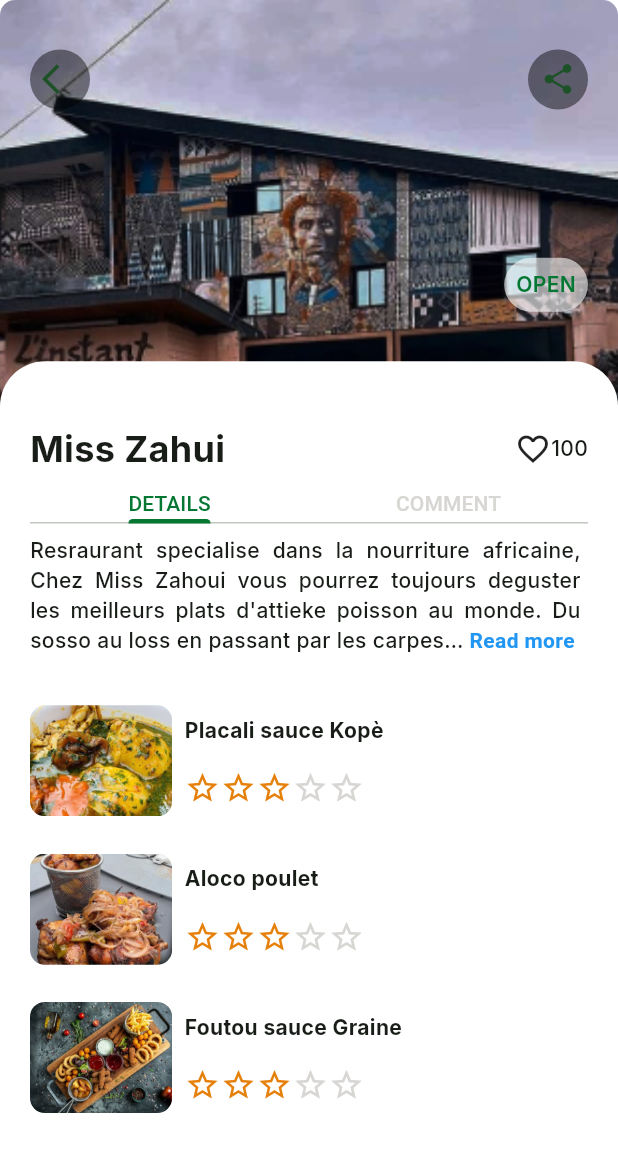
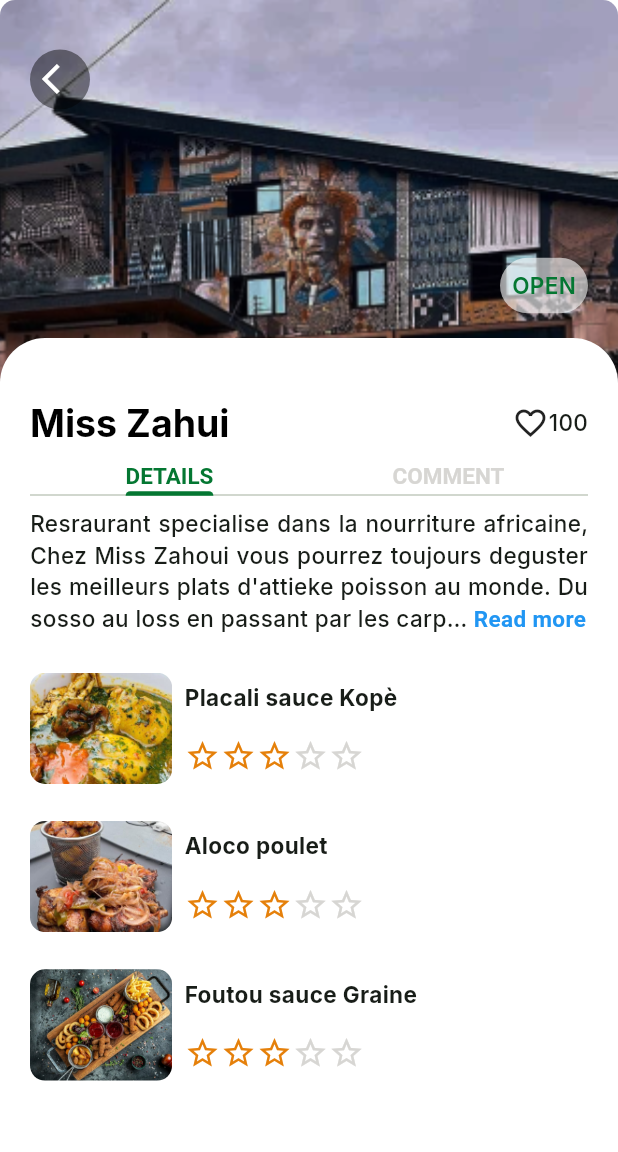
Before and after one commit to AB-GILGAL/FoodIvoire, a Flutter app: the HomeView screen opened directly, after a tap on "Miss Zahui", on a phone screen of 412 x 824 dp. Shown: the top 1152 px of the screen. Run offline on Flutter 3.47's test engine with Material 2 defaults, Android fonts, the phone set to English and light mode, and no system bars; drawn by our look-alikes of readmore; our stand-ins replace country_code_picker, dartz, flutter_secure_storage, get_it, shared_preferences; accounts and stored records are empty.

Commit message:
Vendor Model

```diff
--- a/lib/presentation/drawer.dart
+++ b/lib/presentation/drawer.dart
@@ -1,4 +1,5 @@
 import 'package:flutter/material.dart';
+// import 'package:share_plus/share_plus.dart';
 
 class DrawerView extends StatelessWidget {
   const DrawerView({super.key});
@@ -108,7 +109,8 @@ class DrawerView extends StatelessWidget {
                   //   leading: const Icon(Icons.share, size: 20),
                   //   title: const Text('Share',
                   //       style: TextStyle(fontSize: 17)),
-                  //   onTap: () {},
+                  //   onTap: ()async => await Share.share("Check out the amazing Food Delivery App."
+                  //   ),
                   // ),
                   SizedBox(
                     height: MediaQuery.sizeOf(context).height * .05,
--- a/lib/presentation/home.dart
+++ b/lib/presentation/home.dart
@@ -47,7 +47,7 @@ class _HomeViewState extends State<HomeView> {
                   width: MediaQuery.of(context).size.width * 0.7,
                   child: TextField(
                     cursorHeight: 20,
-                    cursorColor: grey,
+                    cursorColor: green,
                     style: const TextStyle(fontSize: 15),
                     decoration: InputDecoration(
                         contentPadding:
@@ -56,7 +56,7 @@ class _HomeViewState extends State<HomeView> {
                           borderRadius: BorderRadius.circular(20),
                           borderSide: const BorderSide(color: orange),
                         ),
-                        fillColor: grey,
+                        fillColor: lightGrey,
                         filled: true,
                         focusedBorder: OutlineInputBorder(
                           borderRadius: BorderRadius.circular(20),
@@ -77,9 +77,12 @@ class _HomeViewState extends State<HomeView> {
             ),
             Text(
               languageProvider.isEnglish
-                  ? "enjoy an unforgettable gastronomic experience in côte D'ivoire"
+                  ? "Enjoy an unforgettable gastronomic experience in côte D'ivoire"
                   : "vivez une expeience gastronomique inoubliable en côte D’ivoire",
               textAlign: TextAlign.center,
+            ),
+            SizedBox(
+              height: MediaQuery.sizeOf(context).height * .02,
             ),
             Row(
               mainAxisAlignment: MainAxisAlignment.spaceBetween,
@@ -88,15 +91,11 @@ class _HomeViewState extends State<HomeView> {
                   languageProvider.isEnglish
                       ? "Popular food"
                       : "Nouriture populaire",
-                  style: const TextStyle(
-                    fontWeight: FontWeight.w700,
-                  ),
+                  style: Theme.of(context).textTheme.headlineMedium
                 ),
                 Text(
                   languageProvider.isEnglish ? "All" : "Tout",
-                  style: const TextStyle(
-                    fontWeight: FontWeight.w700,
-                  ),
+                  style: Theme.of(context).textTheme.headlineSmall!.copyWith(fontWeight: FontWeight.bold)
                 )
               ],
             ),
@@ -139,17 +138,13 @@ class _HomeViewState extends State<HomeView> {
             Row(
               mainAxisAlignment: MainAxisAlignment.spaceBetween,
               children: [
-                const Text(
+                 Text(
                   "Suggestion",
-                  style: TextStyle(
-                    fontWeight: FontWeight.w700,
-                  ),
+                  style: Theme.of(context).textTheme.headlineMedium
                 ),
                 Text(
                   languageProvider.isEnglish ? 'All' : "Tout",
-                  style: const TextStyle(
-                    fontWeight: FontWeight.w700,
-                  ),
+                  style: Theme.of(context).textTheme.headlineSmall!.copyWith(fontWeight: FontWeight.bold)
                 )
               ],
             ),
@@ -191,15 +186,11 @@ class _HomeViewState extends State<HomeView> {
                   languageProvider.isEnglish
                       ? 'Popular vendors'
                       : "Vendeurs populaires",
-                  style: const TextStyle(
-                    fontWeight: FontWeight.w700,
-                  ),
+                  style: Theme.of(context).textTheme.headlineMedium
                 ),
                 Text(
                   languageProvider.isEnglish ? 'All' : "Tout",
-                  style: const TextStyle(
-                    fontWeight: FontWeight.w700,
-                  ),
+                  style: Theme.of(context).textTheme.headlineSmall!.copyWith(fontWeight: FontWeight.bold)
                 )
               ],
             ),
@@ -384,7 +375,7 @@ class FoodCard extends StatelessWidget {
                   ),
                 ),
                 SizedBox(
-                  height: MediaQuery.sizeOf(context).height * .012,
+                  height: MediaQuery.sizeOf(context).height * .01,
                 ),
                 Text(
                   name!,
--- a/lib/presentation/vendor_detail.dart
+++ b/lib/presentation/vendor_detail.dart
@@ -43,23 +43,21 @@ class _VendorDetailViewState extends State<VendorDetailView> {
                 padding: const EdgeInsets.symmetric(horizontal: 20),
                 child: Column(
                   children: [
-                    Row(
-                      mainAxisAlignment: MainAxisAlignment.spaceBetween,
-                      children: [
-                        InkWell(
+                    Align(
+                      alignment: Alignment.centerLeft,
+                      child: InkWell(
                         onTap: () {
                           Navigator.pop(context);
                         },
                         child: const CircleAvatar(
                           backgroundColor: Colors.black45,
-                            child: Center(child: Icon(Icons.arrow_back_ios)),
+                          child: Center(
+                              child: Icon(
+                            Icons.arrow_back_ios,
+                            color: white,
+                          )),
                         ),
                       ),
-                        const CircleAvatar(
-                          backgroundColor: Colors.black45,
-                          child: Center(child: Icon(Icons.share)),
-                        ),
-                      ],
                     ),
                     SizedBox(
                       height: MediaQuery.sizeOf(context).height * .12,
@@ -84,7 +82,7 @@ class _VendorDetailViewState extends State<VendorDetailView> {
                 ),
               ),
               SizedBox(
-                height: MediaQuery.sizeOf(context).height * .04,
+                height: MediaQuery.sizeOf(context).height * .02,
               ),
               Container(
                 height: MediaQuery.sizeOf(context).height * .703,
@@ -102,15 +100,12 @@ class _VendorDetailViewState extends State<VendorDetailView> {
                       SizedBox(
                         height: MediaQuery.sizeOf(context).height * .05,
                       ),
-                      const Row(
+                      Row(
                         mainAxisAlignment: MainAxisAlignment.spaceBetween,
                         children: [
-                          Text(
-                            "Miss Zahui",
-                            style: TextStyle(
-                                fontWeight: FontWeight.w700, fontSize: 24),
-                          ),
-                          Row(
+                          Text("Miss Zahui",
+                              style: Theme.of(context).textTheme.headlineLarge),
+                          const Row(
                             children: [
                               Icon(Icons.favorite_outline),
                               Text("100")
@@ -129,6 +124,10 @@ class _VendorDetailViewState extends State<VendorDetailView> {
                               SizedBox(
                                 height: MediaQuery.sizeOf(context).height * .03,
                                 child: TabBar(
+                                    labelStyle: Theme.of(context)
+                                        .textTheme
+                                        .headlineMedium!
+                                        .copyWith(fontSize: 15),
                                     labelColor: green,
                                     unselectedLabelColor: grey,
                                     indicatorColor: green,
@@ -156,27 +155,27 @@ class _VendorDetailViewState extends State<VendorDetailView> {
                                                   .height *
                                               .01,
                                         ),
-                                        const Padding(
-                                          padding: EdgeInsets.only(right: 5),
-                                          child: ReadMoreText(
+                                        ReadMoreText(
                                           "Resraurant specialise dans la nourriture africaine, Chez Miss Zahoui vous pourrez toujours deguster les meilleurs plats d'attieke poisson au monde. Du sosso au loss en passant par les carpes, nous vous offrons un large choix de poissons frais.",
+                                          style: Theme.of(context)
+                                              .textTheme
+                                              .bodyMedium,
                                           trimLines: 4,
                                           textAlign: TextAlign.justify,
                                           trimMode: TrimMode.Line,
                                           trimCollapsedText: "Read more",
                                           trimExpandedText: "Show less",
-                                            lessStyle: TextStyle(
+                                          lessStyle: const TextStyle(
                                               color: Colors.blue,
                                               fontWeight: FontWeight.bold),
-                                            moreStyle: TextStyle(
+                                          moreStyle: const TextStyle(
                                               color: Colors.blue,
                                               fontWeight: FontWeight.bold),
-                                          ),
                                         ),
                                         SizedBox(
                                           height: MediaQuery.sizeOf(context)
                                                   .height *
-                                              .04,
+                                              .03,
                                         ),
                                         ListView.separated(
                                             separatorBuilder: (context,
@@ -218,21 +217,32 @@ class _VendorDetailViewState extends State<VendorDetailView> {
                                   SingleChildScrollView(
                                     child: Column(
                                       children: [
+                                        SizedBox(
+                                          height: MediaQuery.sizeOf(context)
+                                                  .height *
+                                              .02,
+                                        ),
                                         const Comments(),
+                                        SizedBox(
+                                          height: MediaQuery.sizeOf(context)
+                                                  .height *
+                                              .03,
+                                        ),
                                         const Comments(),
                                         SizedBox(
                                           height: MediaQuery.sizeOf(context)
                                                   .height *
                                               .04,
                                         ),
-                                        const Align(
+                                        Align(
                                           alignment: Alignment.centerLeft,
                                           child: Text(
                                             "Autres",
-                                            style: TextStyle(
-                                                color: green,
-                                                fontSize: 15,
-                                                fontWeight: FontWeight.w600),
+                                            style: Theme.of(context)
+                                                .textTheme
+                                                .headlineMedium!
+                                                .copyWith(
+                                                    color: green, fontSize: 18),
                                           ),
                                         ),
                                         ListView.separated(
@@ -308,9 +318,12 @@ class Comments extends StatelessWidget {
             SizedBox(
               width: MediaQuery.sizeOf(context).width * .1,
             ),
-            const Text(
+            Text(
               "Siaka",
-              style: TextStyle(fontWeight: FontWeight.w500, fontSize: 17),
+              style: Theme.of(context)
+                  .textTheme
+                  .headlineMedium!
+                  .copyWith(fontSize: 17),
             )
           ],
         ),
--- a/lib/src/config/theme/light_theme.dart
+++ b/lib/src/config/theme/light_theme.dart
@@ -30,10 +30,10 @@ class LightTheme {
           color: black,
           fontFamily: 'Inter',
           fontWeight: FontWeight.w700,
-          fontSize: 28,
+          fontSize: 25,
         ),
         headlineMedium: TextStyle(
-          fontSize: 24,
+          fontSize: 20,
           color: black,
           fontWeight: FontWeight.w700,
         ),
@@ -46,7 +46,7 @@ class LightTheme {
         ),
         bodyMedium: TextStyle(
           fontFamily: 'Inter',
-          fontSize: 14,
+          fontSize: 15,
           fontWeight: FontWeight.w500,
         ),
         bodySmall: TextStyle(
--- a/lib/src/shared/constant/colors.dart
+++ b/lib/src/shared/constant/colors.dart
@@ -4,5 +4,6 @@ const green = Color(0xff047732);
 const lightGreen = Color(0xff5AD672);
 const orange = Color(0xffE5800A);
 const grey = Color(0xffD7D6D3);
+const lightGrey = Color.fromARGB(255, 231, 231, 231);
 const white = Color(0xffffffff);
 const black = Color(0xff000000);
--- a/lib/src/splash.dart
+++ b/lib/src/splash.dart
@@ -28,7 +28,7 @@ class _SplashViewState extends State<SplashView>
 
     _animation = Tween<double>(
       begin: 0.1, // Start with a smaller size
-      end: 1.0, // Actual size
+      end: 2.0, // Actual size
     ).animate(_controller)
       ..addListener(() {
         setState(() {});
```
Also changed, not shown: lib/presentation/food_detail.dart (+41 -32 lines), lib/presentation/order.dart (+30 -14 lines), lib/src/feature/Vendors/domain/entities/vendor_model.dart (added, +141 -0 lines), lib/src/feature/language/presentation/views/select_lang.dart (+4 -3 lines), pubspec.yaml (+9 -10 lines), 2 other files. Lines whose indentation alone changed are shown as unchanged.
